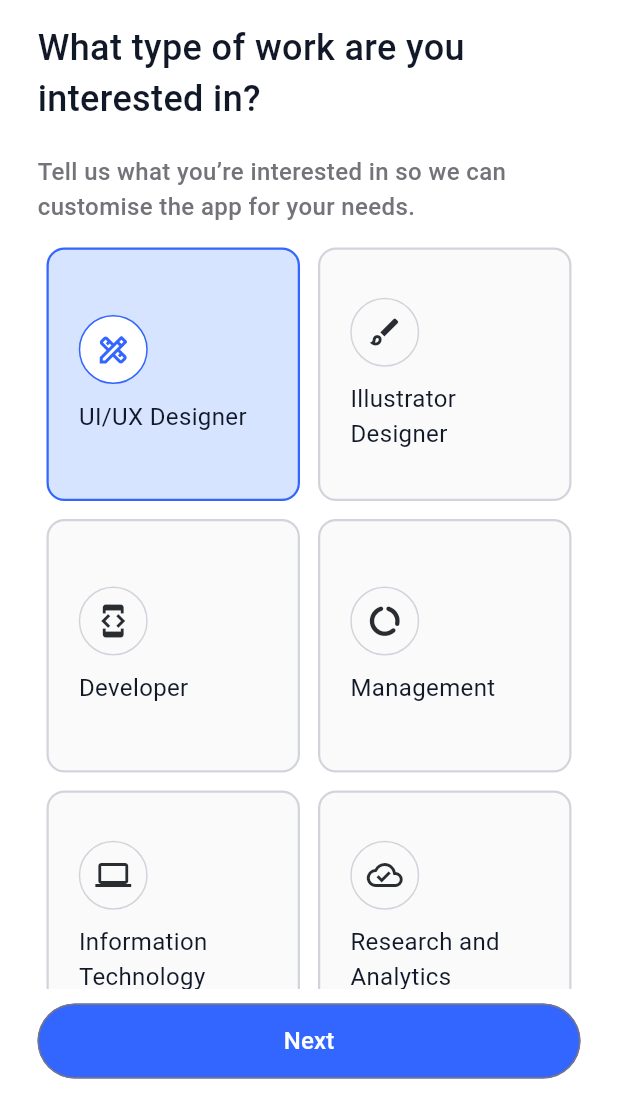
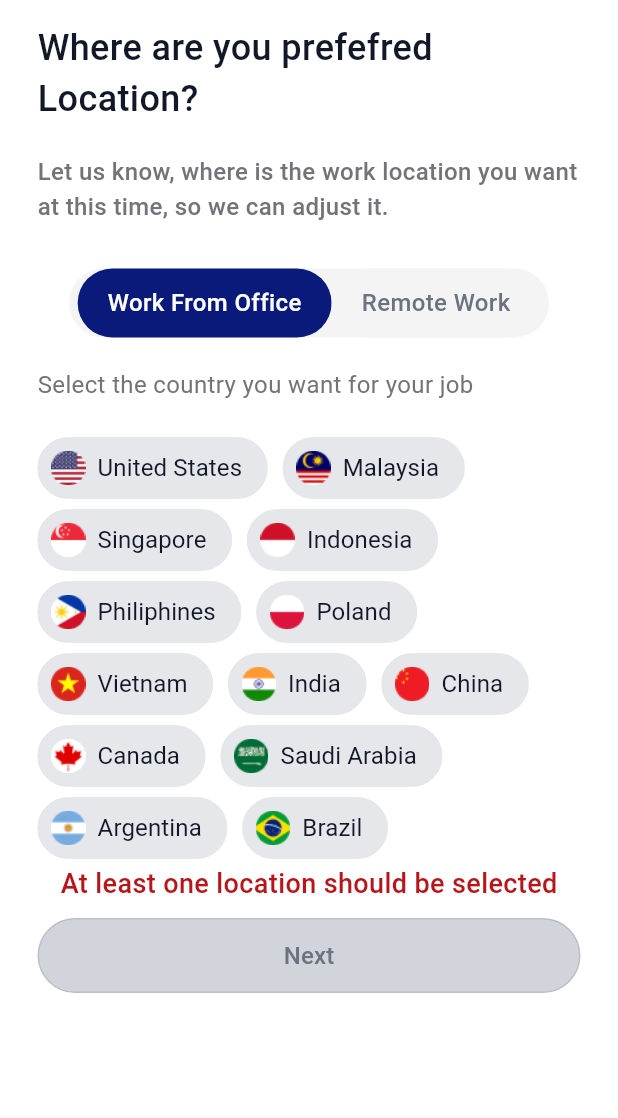
Before and after one commit to Mohammed-Elshabrawy/jopsQue, a Flutter app: the WorkType screen opened directly, after a tap on "UI/UX Designer", after a tap on "Next", on a phone screen of 412 x 824 dp. Shown: the top 1118 px of the screen. Run offline on Flutter 3.47's test engine with Material 3 defaults, Android fonts, the phone set to English and light mode, and no system bars; missing offline and left inert: dart:ffi.

Commit message:
Locations & GetStarted Screens

```diff
--- a/lib/Screens/CreatAccount/WorkType/WorkType.dart
+++ b/lib/Screens/CreatAccount/WorkType/WorkType.dart
@@ -1,6 +1,8 @@
 import 'dart:ffi';
 
 import 'package:flutter/material.dart';
+
+import '../preferredLocation/preferredLocation.dart';
 
 class WorkType extends StatefulWidget {
   const WorkType({super.key});
@@ -147,7 +149,10 @@ class _WorkTypeState extends State<WorkType> {
                 child: OutlinedButton(
                   onPressed: isAnyTypeChecked()
                       ? () {
-                          print("good");
+                    Navigator.push(
+                        context,
+                        MaterialPageRoute(
+                            builder: (context) => const PreferredLocation()));
                         }
                       : null,
                   style: ButtonStyle(
--- /dev/null
+++ b/lib/Screens/CreatAccount/preferredLocation/components.dart
@@ -0,0 +1,52 @@
+import 'package:flutter/material.dart';
+class myChip extends  StatelessWidget {
+  final Function (bool newState)onPressed;
+  final bool checked;
+  final String flagLocation;
+  final String country;
+  const myChip({required this.onPressed, required this.checked, required this.flagLocation, required this.country});
+
+  @override
+  Widget build(BuildContext context) {
+    return ChoiceChip(label:  Text(country,style: TextStyle(fontWeight:FontWeight.w400,fontSize: 16,color: Color(0xff111827))), selected: checked,
+      onSelected: onPressed/*(newState){
+setState(() {
+us = newState;
+});
+}*/,
+      avatar: Image.asset(flagLocation),
+      selectedColor: Color(0xffD6E4FF),
+      showCheckmark: false,
+      backgroundColor: Color(0xffE5E7EB),
+      side: BorderSide(
+          color:checked? Color(0xff3366FF):Color(0xffE5E7EB)
+      ),
+      shape:StadiumBorder(side: BorderSide()) ,
+
+    );
+  }
+}
+
+class myTab extends StatelessWidget {
+  final Function() onPressed;
+  final bool checked;
+  final String workLocation;
+
+  const myTab({super.key, required this.onPressed, required this.checked, required this.workLocation});
+
+  @override
+  Widget build(BuildContext context) {
+    return GestureDetector(
+      onTap:onPressed ,
+      child: Container(
+          padding: const EdgeInsets.symmetric(horizontal: 20),
+          height: 46,
+          decoration: BoxDecoration(
+              borderRadius: BorderRadius.circular(100),
+              color: checked?const Color(0xff091A7A):const Color(0xffF4F4F5)
+          ),
+          child: Center(child: Text(workLocation,style: TextStyle(fontWeight: FontWeight.w500,fontSize: 16,color: checked?const Color(0xffffffff):const Color(0xff6B7280)),))
+      ),
+    );
+  }
+}
--- /dev/null
+++ b/lib/Screens/CreatAccount/preferredLocation/preferredLocation.dart
@@ -0,0 +1,275 @@
+import 'package:flutter/cupertino.dart';
+import 'package:flutter/material.dart';
+
+import '../GetStarted/GetStarted.dart';
+import 'components.dart';
+
+class  PreferredLocation extends StatefulWidget {
+  const  PreferredLocation({super.key});
+
+  @override
+  State< PreferredLocation> createState() => _PreferredLocationState();
+}
+
+class _PreferredLocationState extends State<PreferredLocation> with TickerProviderStateMixin {
+bool isOfficeSelected = true;
+bool isRemoteSelected = false;
+bool us =false;
+bool mal =false;
+bool sin =false;
+bool indo =false;
+bool phil =false;
+bool pol =false;
+bool india =false;
+bool vit =false;
+bool ch =false;
+bool ca =false;
+bool ksa =false;
+bool ar =false;
+bool br =false;
+var buttonTextColor = const Color(0xff6B7280);
+var buttonBackgroundColor = const Color(0xffD1D5DB);
+
+
+
+  @override
+  Widget build(BuildContext context) {
+    return Scaffold(
+      resizeToAvoidBottomInset: false,
+      backgroundColor: Colors.white,
+      body: SafeArea(
+        child: Padding(
+          padding: const EdgeInsets.symmetric(horizontal: 25),
+          child: Column(
+            crossAxisAlignment: CrossAxisAlignment.start,
+            children: [
+              const SizedBox(
+                height: 15,
+              ),
+              const Text(
+                "Where are you prefefred Location?",
+                style: TextStyle(
+                    fontSize: 24,
+                    fontWeight: FontWeight.w500,
+                    color: Color(0xff111827)),
+              ),
+              const SizedBox(
+                height: 20,
+              ),
+              const Text(
+                "Let us know, where is the work location you want at this time, so we can adjust it.",
+                style: TextStyle(
+                    fontSize: 16,
+                    fontWeight: FontWeight.w500,
+                    color: Color(0xff737379)),
+              ),
+              const SizedBox(
+                height: 10,
+              ),
+              const SizedBox(height: 20,),
+             Stack(
+               children: [
+                 Center(
+                   child: Container(height: 46,
+                   width: 320,
+                   decoration: BoxDecoration(
+                     color: Color(0xffF4F4F5),
+                     borderRadius: BorderRadius.circular(100)
+                   ),),
+                 ),
+                 Center(
+                   child: Row(
+                     mainAxisAlignment: MainAxisAlignment.center,
+                     children: [
+                       myTab(onPressed: () {
+                        if(isOfficeSelected==false){
+                          setState(() {
+                            isOfficeSelected=true;
+                            isRemoteSelected=false;
+                            reset();
+                          });
+                        }
+                      }, checked: isOfficeSelected, workLocation: 'Work From Office',),
+                       myTab(onPressed: () {
+                         if(isRemoteSelected==false){
+                           setState(() {
+                             isOfficeSelected=false;
+                             isRemoteSelected=true;
+                             reset();
+                           });
+                         }
+                       }, checked: isRemoteSelected, workLocation: 'Remote Work',),
+                     ],
+                   ),
+                 )
+               ],
+             ),
+              const SizedBox(height: 20,),
+              const Text("Select the country you want for your job",style: TextStyle(fontWeight: FontWeight.w400,fontSize: 16,color: Color(0xff737379)),),
+              const SizedBox(height: 20,),
+              isOfficeSelected ?  Wrap(
+                spacing:10,
+                children: [
+               myChip( checked: us, flagLocation: 'lib/Consts/Assets/flags/Ellipse 804.png', country: 'United States'
+                  , onPressed: (bool newState) {
+                  setState(() {
+                    us =newState;
+                  });
+                },
+                ),
+               myChip( checked: mal, flagLocation: 'lib/Consts/Assets/flags/mal.png', country: 'Malaysia'
+                    , onPressed: (bool newState) {
+                      setState(() {
+                        mal =newState;
+                      });
+                    },
+                  ),
+                  myChip( checked: sin, flagLocation: 'lib/Consts/Assets/flags/sin.png', country: 'Singapore'
+                    , onPressed: (bool newState) {
+                      setState(() {
+                        sin =newState;
+                      });
+                    },
+                  ),
+                  myChip( checked: indo, flagLocation: 'lib/Consts/Assets/flags/Indonesia.png', country: 'Indonesia'
+                    , onPressed: (bool newState) {
+                      setState(() {
+                        indo =newState;
+                      });
+                    },
+                  ),
+                  myChip(checked: phil, flagLocation: 'lib/Consts/Assets/flags/Philiphines.png', country: 'Philiphines'
+                    , onPressed: (bool newState) {
+                      setState(() {
+                        phil =newState;
+                      });
+                    },
+                  ),
+                  myChip( checked: pol, flagLocation: 'lib/Consts/Assets/flags/Polandia.png', country: 'Poland'
+                    , onPressed: (bool newState) {
+                      setState(() {
+                        pol =newState;
+                      });
+                    },
+                  ),
+                  myChip( checked: vit, flagLocation: 'lib/Consts/Assets/flags/Vietnam.png', country: 'Vietnam'
+                    , onPressed: (bool newState) {
+                      setState(() {
+                        vit =newState;
+                      });
+                    },
+                  ),
+                  myChip( checked: india, flagLocation: 'lib/Consts/Assets/flags/India.png', country: 'India'
+                    , onPressed: (bool newState) {
+                      setState(() {
+                        india =newState;
+                      });
+                    },
+                  ),
+                  myChip( checked: ch, flagLocation: 'lib/Consts/Assets/flags/China.png', country: 'China'
+                    , onPressed: (bool newState) {
+                      setState(() {
+                        ch =newState;
+                      });
+                    },
+                  ),
+                  myChip( checked: ca, flagLocation: 'lib/Consts/Assets/flags/Canada.png', country: 'Canada'
+                    , onPressed: (bool newState) {
+                      setState(() {
+                        ca =newState;
+                      });
+                    },
+                  ),
+                  myChip( checked: ksa, flagLocation: 'lib/Consts/Assets/flags/Saudi Arabia.png', country: 'Saudi Arabia'
+                    , onPressed: (bool newState) {
+                      setState(() {
+                        ksa =newState;
+                      });
+                    },
+                  ),
+                  myChip( checked: ar, flagLocation: 'lib/Consts/Assets/flags/Argentina.png', country: 'Argentina'
+                    , onPressed: (bool newState) {
+                      setState(() {
+                        ar =newState;
+                      });
+                    },
+                  ),
+                  myChip( checked: br, flagLocation: 'lib/Consts/Assets/flags/Brazil.png', country: 'Brazil'
+                    , onPressed: (bool newState) {
+                      setState(() {
+                        br =newState;
+                      });
+                    },
+                  ),
+              ],
+              ):const Column(
+                children: [
+                  Text("2")
+                ],
+              ),
+              Row(
+                children: [
+                  const Spacer(),
+                  checkForAnySelected()
+                      ? const SizedBox(height: 20,)
+                      : const Text(
+                    "At least one location should be selected",
+                    style: TextStyle(
+                        color: Color(0xffB71519),
+                        fontSize: 18,
+                        fontWeight: FontWeight.w500),
+                  ),
+                  const Spacer(),
+                ],
+              ),
+              const SizedBox(
+                height: 10,
+              ),
+              SizedBox(
+                width: double.maxFinite,
+                height: 50,
+                child: OutlinedButton(
+                  onPressed: checkForAnySelected()
+                      ? () {
+                    Navigator.push(
+                        context,
+                        MaterialPageRoute(
+                            builder: (context) => const GetStarted()));
+                  }
+                      : null,
+                  style: ButtonStyle(
+                    backgroundColor: WidgetStateProperty.all(checkForAnySelected()
+                        ? const Color(0xff3366FF)
+                        : buttonBackgroundColor),
+                  ),
+                  child: Text(
+                    "Next",
+                    style: TextStyle(
+                        fontSize: 16,
+                        fontWeight: FontWeight.w500,
+                        color: checkForAnySelected()
+                            ? const Color(0xffffffff)
+                            : buttonTextColor),
+                  ),
+                ),
+              ),
+            ],
+          ),
+        ),
+      ),
+    );
+  }
+
+
+reset (){
+    setState(() {
+      br = ar = ksa = ca = ch = vit =india =pol = phil = indo = sin = us = mal=false;
+    });
+}
+checkForAnySelected(){
+    if(br || ar || ksa || ca || ch || vit || india || pol || phil || indo || sin || us || mal ==true){
+      return true;
+    }else
+      return false;
+}
+}
```
Also changed, not shown: lib/Screens/CreatAccount/GetStarted/GetStarted.dart (added, +60 -0 lines), pubspec.yaml (+14 -0 lines), lib/Consts/Assets/Success Account Ilustration.png (added), lib/Consts/Assets/flags/Argentina.png (added), lib/Consts/Assets/flags/Brazil.png (added), lib/Consts/Assets/flags/Canada.png (added), lib/Consts/Assets/flags/China.png (added), lib/Consts/Assets/flags/Ellipse 804.png (added), lib/Consts/Assets/flags/India.png (added), lib/Consts/Assets/flags/Indonesia.png (added), lib/Consts/Assets/flags/Philiphines.png (added), lib/Consts/Assets/flags/Polandia.png (added), lib/Consts/Assets/flags/Saudi Arabia.png (added), lib/Consts/Assets/flags/Vietnam.png (added), 2 more files.
